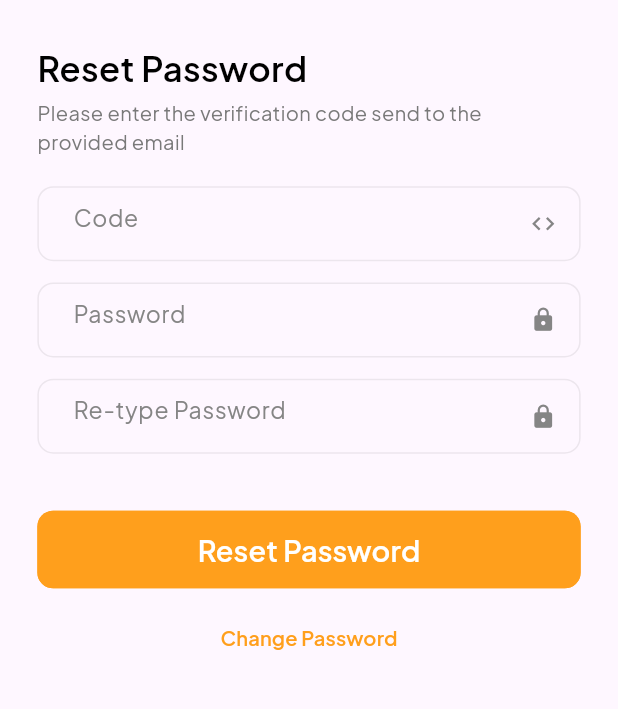
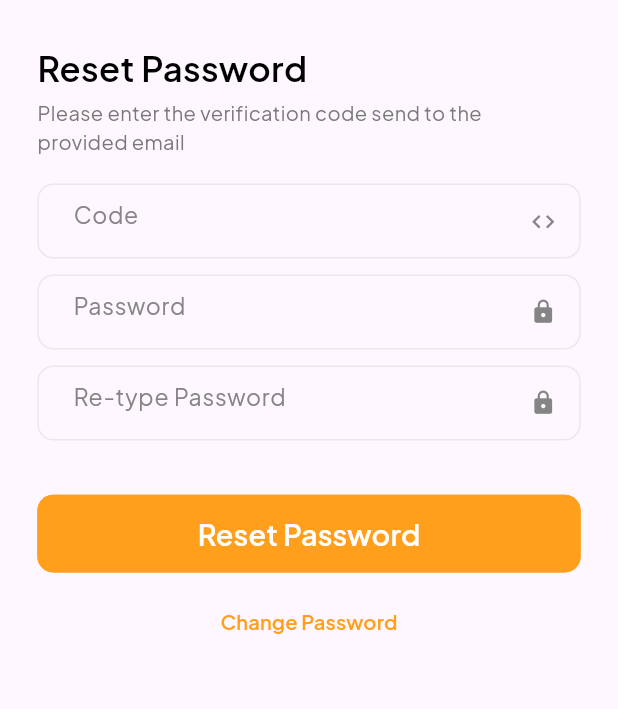
Before and after one commit to SushilDawadi/Cv-Maker, a Flutter app: the ResetPasswordPage screen opened directly, on a phone screen of 412 x 824 dp, the part 98-807 px from its top. Run offline on Flutter 3.47's test engine with Material 3 defaults, Android fonts, the phone set to English and light mode, and no system bars; our stand-ins replace flutter_screenutil, google_fonts, percent_indicator.

Commit message:
learning flutter

```diff
--- a/lib/components/text_field.dart
+++ b/lib/components/custom/my_custom_text_field.dart
@@ -18,7 +18,7 @@ class MyTextField extends StatelessWidget {
   @override
   Widget build(BuildContext context) {
     return Padding(
-      padding: EdgeInsets.symmetric(vertical: 8.h),
+      padding: EdgeInsets.symmetric(vertical: 6.h),
       child: Container(
         decoration: BoxDecoration(
             border: Border.all(
--- a/lib/main.dart
+++ b/lib/main.dart
@@ -1,4 +1,4 @@
-import 'package:cv_maker/pages/TabPages/tab_main_page.dart';
+import 'package:cv_maker/pages/splash.dart';
 import 'package:flutter/material.dart';
 import 'package:flutter_screenutil/flutter_screenutil.dart';
 
@@ -12,10 +12,10 @@ class MyApp extends StatelessWidget {
   @override
   Widget build(BuildContext context) {
     return ScreenUtilInit(
-      builder: (BuildContext context, child) => MaterialApp(
+      builder: (BuildContext context, child) => const MaterialApp(
         debugShowCheckedModeBanner: false,
         title: 'CV Maker',
-        home: MyCustomTabBar(),
+        home: Splash(),
       ),
       designSize: const Size(430, 932),
     );
--- a/lib/pages/TabPages/education_empty_tab.dart
+++ b/lib/pages/TabPages/education_empty_tab.dart
@@ -1,4 +1,4 @@
-import 'package:cv_maker/components/my_error.dart';
+import 'package:cv_maker/components/custom/my_custom_error_page.dart';
 import 'package:flutter/material.dart';
 
 class EducationEmpty extends StatelessWidget {
@@ -7,7 +7,7 @@ class EducationEmpty extends StatelessWidget {
   @override
   Widget build(BuildContext context) {
     return const SingleChildScrollView(
-        child: MyErrorPage(
+        child: MyCustomErrorPage(
       errorText: "No education details found",
     ));
   }
--- a/lib/pages/TabPages/experience_empty_tab.dart
+++ b/lib/pages/TabPages/experience_empty_tab.dart
@@ -1,4 +1,4 @@
-import 'package:cv_maker/components/my_error.dart';
+import 'package:cv_maker/components/custom/my_custom_error_page.dart';
 import 'package:flutter/material.dart';
 
 class ExperienceEmpty extends StatelessWidget {
@@ -7,7 +7,7 @@ class ExperienceEmpty extends StatelessWidget {
   @override
   Widget build(BuildContext context) {
     return const SingleChildScrollView(
-      child: MyErrorPage(
+      child: MyCustomErrorPage(
         errorText: "No Experience details found",
       ),
     );
--- a/lib/pages/TabPages/general_information_tab.dart
+++ b/lib/pages/TabPages/general_information_tab.dart
@@ -1,6 +1,6 @@
 import 'package:cv_maker/assets/colors/color.dart';
 import 'package:cv_maker/components/button.dart';
-import 'package:cv_maker/components/text_field.dart';
+import 'package:cv_maker/components/custom/my_custom_text_field.dart';
 import 'package:flutter/material.dart';
 import 'package:flutter_screenutil/flutter_screenutil.dart';
 
--- a/lib/pages/forget_password.dart
+++ b/lib/pages/forget_password.dart
@@ -2,7 +2,7 @@ import 'package:cv_maker/components/button.dart';
 import 'package:cv_maker/components/custom/my_custom_app_bar.dart';
 import 'package:cv_maker/components/custom/my_custom_heading_text.dart';
 import 'package:cv_maker/components/text.dart';
-import 'package:cv_maker/components/text_field.dart';
+import 'package:cv_maker/components/custom/my_custom_text_field.dart';
 import 'package:cv_maker/pages/verification_password.dart';
 import 'package:flutter/material.dart';
 import 'package:flutter_screenutil/flutter_screenutil.dart';
--- a/lib/pages/general_information.dart
+++ b/lib/pages/general_information.dart
@@ -1,7 +1,7 @@
 import 'package:cv_maker/assets/colors/color.dart';
 import 'package:cv_maker/components/bottomBar.dart';
 import 'package:cv_maker/components/button.dart';
-import 'package:cv_maker/components/text_field.dart';
+import 'package:cv_maker/components/custom/my_custom_text_field.dart';
 import 'package:flutter/material.dart';
 import 'package:flutter_screenutil/flutter_screenutil.dart';
 
--- a/lib/pages/login_page.dart
+++ b/lib/pages/login_page.dart
@@ -1,6 +1,6 @@
 import 'package:cv_maker/components/button.dart';
 import 'package:cv_maker/components/text.dart';
-import 'package:cv_maker/components/text_field.dart';
+import 'package:cv_maker/components/custom/my_custom_text_field.dart';
 import 'package:cv_maker/pages/forget_password.dart';
 import 'package:cv_maker/pages/signup_page.dart';
 import 'package:flutter/material.dart';
--- a/lib/pages/reset_password.dart
+++ b/lib/pages/reset_password.dart
@@ -1,8 +1,8 @@
 import 'package:cv_maker/components/button.dart';
 import 'package:cv_maker/components/custom/my_custom_app_bar.dart';
 import 'package:cv_maker/components/custom/my_custom_heading_text.dart';
+import 'package:cv_maker/components/custom/my_custom_text_field.dart';
 import 'package:cv_maker/components/text.dart';
-import 'package:cv_maker/components/text_field.dart';
 import 'package:cv_maker/pages/home_page.dart';
 import 'package:flutter/material.dart';
 import 'package:flutter_screenutil/flutter_screenutil.dart';
--- a/lib/pages/signup_page.dart
+++ b/lib/pages/signup_page.dart
@@ -3,7 +3,7 @@ import 'package:cv_maker/components/button.dart';
 import 'package:cv_maker/components/custom/my_custom_app_bar.dart';
 import 'package:cv_maker/components/custom/my_custom_heading_text.dart';
 import 'package:cv_maker/components/text.dart';
-import 'package:cv_maker/components/text_field.dart';
+import 'package:cv_maker/components/custom/my_custom_text_field.dart';
 import 'package:cv_maker/pages/login_page.dart';
 import 'package:flutter/material.dart';
 import 'package:flutter_screenutil/flutter_screenutil.dart';
```
Also changed, not shown: lib/components/custom/my_custom_error_page.dart (renamed from lib/components/my_error.dart, +2 -6 lines), lib/pages/template_selected.dart (+2 -7 lines).
